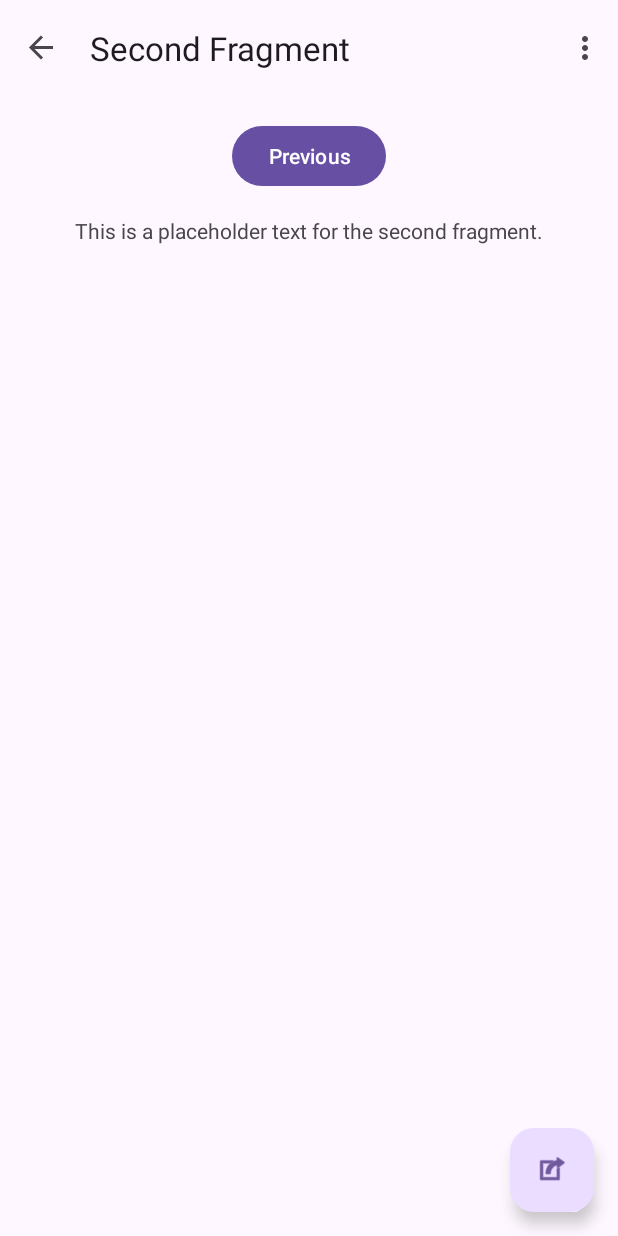
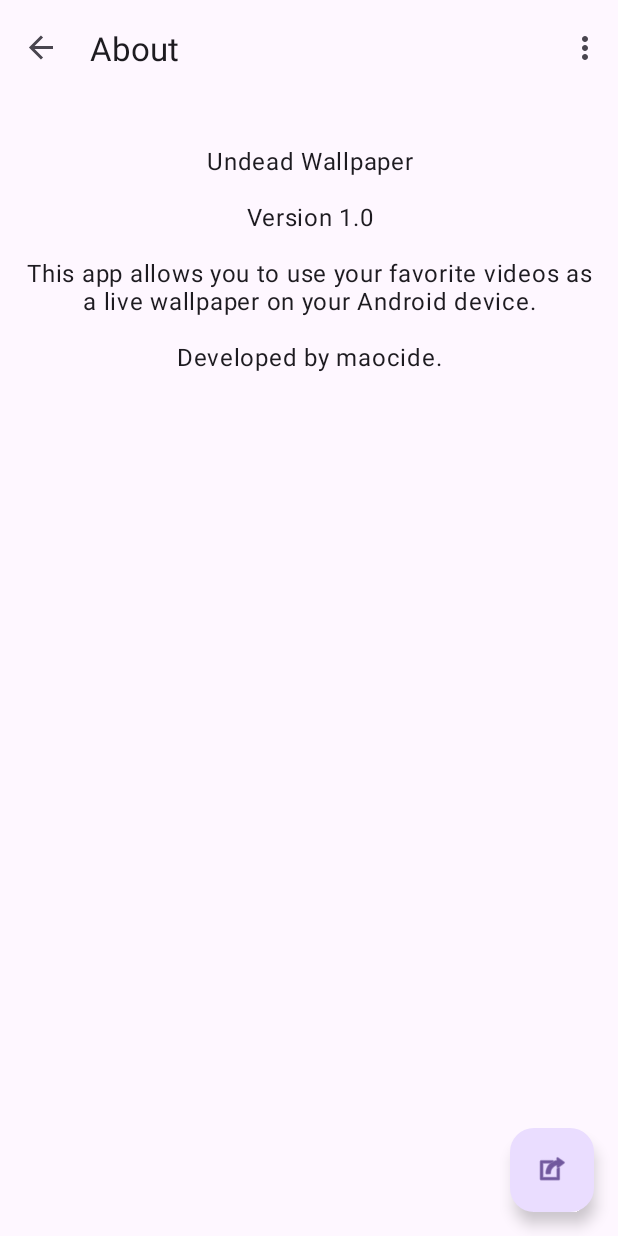
Before and after one commit to maocide/UndeadWallpaper, an Android app: the SecondFragment screen opened through its navigation route, on a phone screen of 412 x 824 dp. Run offline under Robolectric (Android 15) with nearby library versions, the phone set to English and light mode, and no system bars; our stand-ins replace navigation-ui.

Commit message:
Implement About screen and update navigation
This commit implements the following changes:

- Renames the "Settings" menu item to "About".
- Makes the "About" menu item navigate to the `SecondFragment`.
- Updates the `SecondFragment` to be a simple "About" page, displaying information about the app.
- Removes the redundant button from `SecondFragment` and relies on the default back navigation.
- Updates the string resources accordingly.

```diff
--- a/app/src/main/java/org/maocide/undeadwallpaper/MainActivity.kt
+++ b/app/src/main/java/org/maocide/undeadwallpaper/MainActivity.kt
@@ -68,7 +68,10 @@ class MainActivity : AppCompatActivity() {
         // automatically handle clicks on the Home/Up button, so long
         // as you specify a parent activity in AndroidManifest.xml.
         return when (item.itemId) {
-            R.id.action_settings -> true
+            R.id.action_settings -> {
+                findNavController(R.id.nav_host_fragment_content_main).navigate(R.id.action_FirstFragment_to_SecondFragment)
+                true
+            }
             else -> super.onOptionsItemSelected(item)
         }
     }
--- a/app/src/main/java/org/maocide/undeadwallpaper/SecondFragment.kt
+++ b/app/src/main/java/org/maocide/undeadwallpaper/SecondFragment.kt
@@ -32,9 +32,6 @@ class SecondFragment : Fragment() {
     override fun onViewCreated(view: View, savedInstanceState: Bundle?) {
         super.onViewCreated(view, savedInstanceState)
 
-        binding.buttonSecond.setOnClickListener {
-            findNavController().navigate(R.id.action_SecondFragment_to_FirstFragment)
-        }
     }
 
     override fun onDestroyView() {
--- a/app/src/main/res/layout/fragment_second.xml
+++ b/app/src/main/res/layout/fragment_second.xml
@@ -11,25 +11,18 @@
         android:layout_height="match_parent"
         android:padding="16dp">
 
-        <Button
-            android:id="@+id/button_second"
-            android:layout_width="wrap_content"
-            android:layout_height="wrap_content"
-            android:text="@string/previous"
-            app:layout_constraintBottom_toTopOf="@id/textview_second"
-            app:layout_constraintEnd_toEndOf="parent"
-            app:layout_constraintStart_toStartOf="parent"
-            app:layout_constraintTop_toTopOf="parent" />
-
         <TextView
             android:id="@+id/textview_second"
             android:layout_width="wrap_content"
             android:layout_height="wrap_content"
             android:layout_marginTop="16dp"
-            android:text="@string/lorem_ipsum"
+            android:text="@string/about_text"
+            android:gravity="center"
+            android:textAppearance="?attr/textAppearanceBody1"
             app:layout_constraintBottom_toBottomOf="parent"
             app:layout_constraintEnd_toEndOf="parent"
             app:layout_constraintStart_toStartOf="parent"
-            app:layout_constraintTop_toBottomOf="@id/button_second" />
+            app:layout_constraintTop_toTopOf="parent" />
+
     </androidx.constraintlayout.widget.ConstraintLayout>
 </androidx.core.widget.NestedScrollView>
--- a/app/src/main/res/values/strings.xml
+++ b/app/src/main/res/values/strings.xml
@@ -1,10 +1,10 @@
 <resources>
     <string name="app_name">UndeadWallpaper</string>
-    <string name="action_settings">Settings</string>
+    <string name="action_settings">About</string>
 
     <!-- Strings used for fragments for navigation -->
     <string name="first_fragment_label">Wallpaper Settings</string>
-    <string name="second_fragment_label">Second Fragment</string>
+    <string name="second_fragment_label">About</string>
     <string name="previous">Previous</string>
 
     <!-- UI Strings -->
@@ -22,6 +22,6 @@
     <string name="video_scaling_mode" translatable="false">video_scaling_mode</string>
     <string name="video_zoom_level" translatable="false">video_zoom_level</string>
 
-    <string name="lorem_ipsum">This is a placeholder text for the second fragment.</string>
+    <string name="about_text">Undead Wallpaper\n\nVersion 1.0\n\nThis app allows you to use your favorite videos as a live wallpaper on your Android device.\n\nDeveloped by maocide.</string>
 
 </resources>
```
